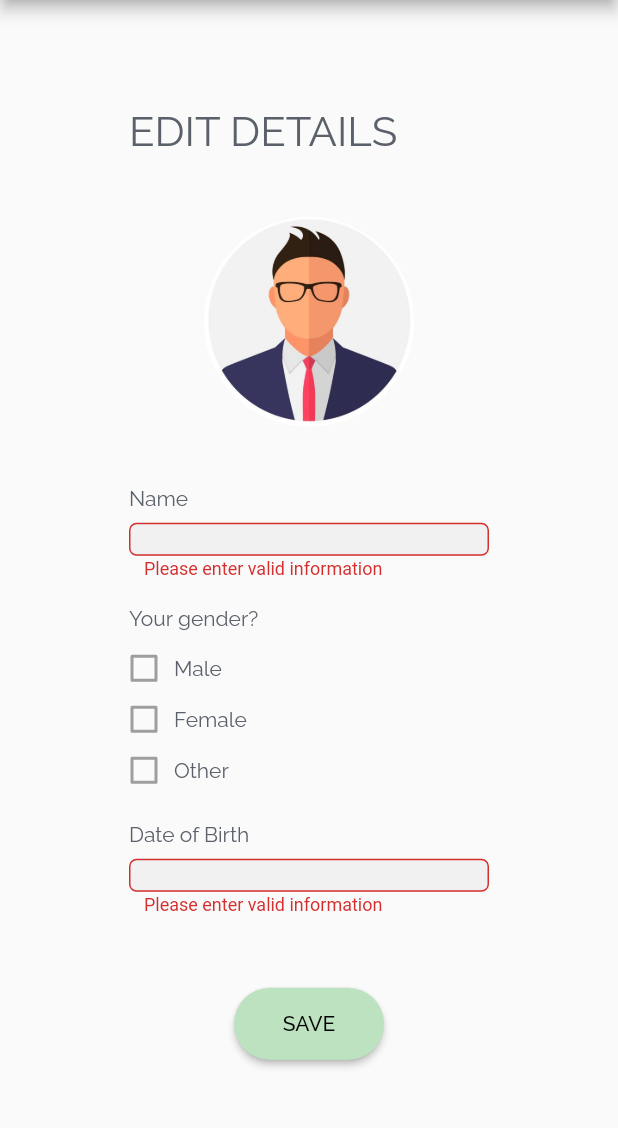
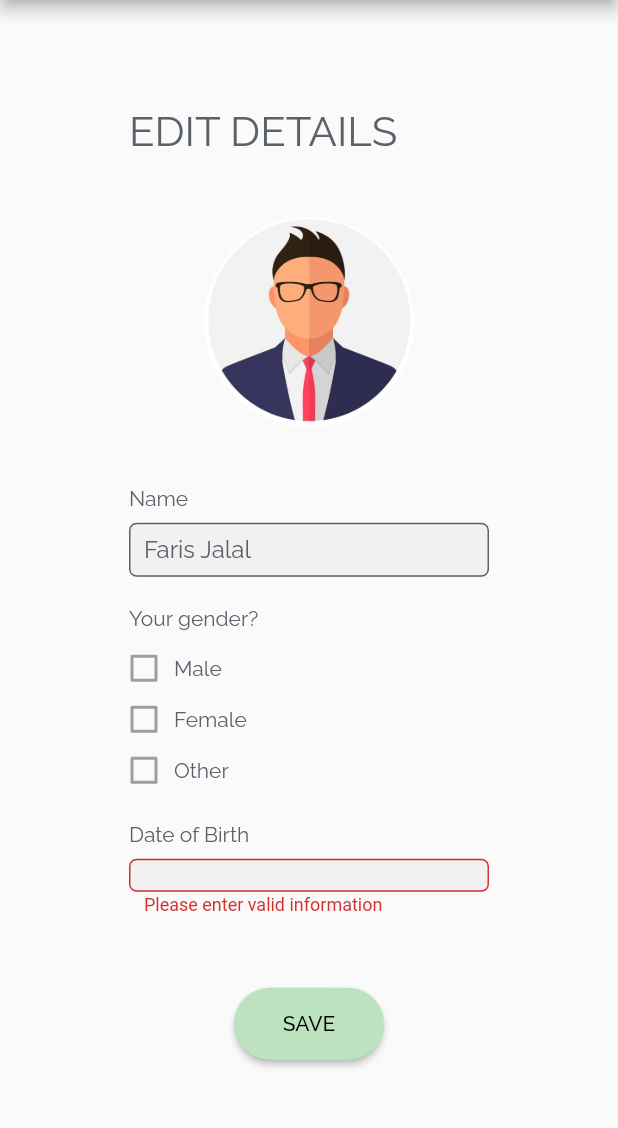
Before and after one commit to stephenBletsas/SENG2021_random_group, a Flutter app: the PersonalDetailsPage screen opened directly, after a tap on "SAVE", on a phone screen of 412 x 824 dp, the part 84-1212 px from its top. Run offline on Flutter 3.47's test engine with Material 2 defaults, Android fonts, the phone set to English and light mode, and no system bars; our stand-ins replace flutter_markdown, fluttertoast, google_fonts; missing offline and left inert: currency_pickers, flutter_webview_plugin; statements that could not run were skipped.

Commit message:
minor fix

```diff
--- a/SourceCode_and_Documentation/plus_one/lib/src/pages/profile/personal_details_page.dart
+++ b/SourceCode_and_Documentation/plus_one/lib/src/pages/profile/personal_details_page.dart
@@ -16,7 +16,7 @@ class _PersonalDetailsPageState extends State<PersonalDetailsPage> {
 
   // Create a list of text controller and use it to retrieve the current value
   // of the TextField.
-  TextEditingController nameTextController = new TextEditingController();
+  TextEditingController nameTextController = new TextEditingController(text: "Faris Jalal");
   TextEditingController dobTextController = new TextEditingController();
 
   DateTime dobSelectedDate;
```
Also changed, not shown: SourceCode_and_Documentation/plus_one/pubspec.lock.
